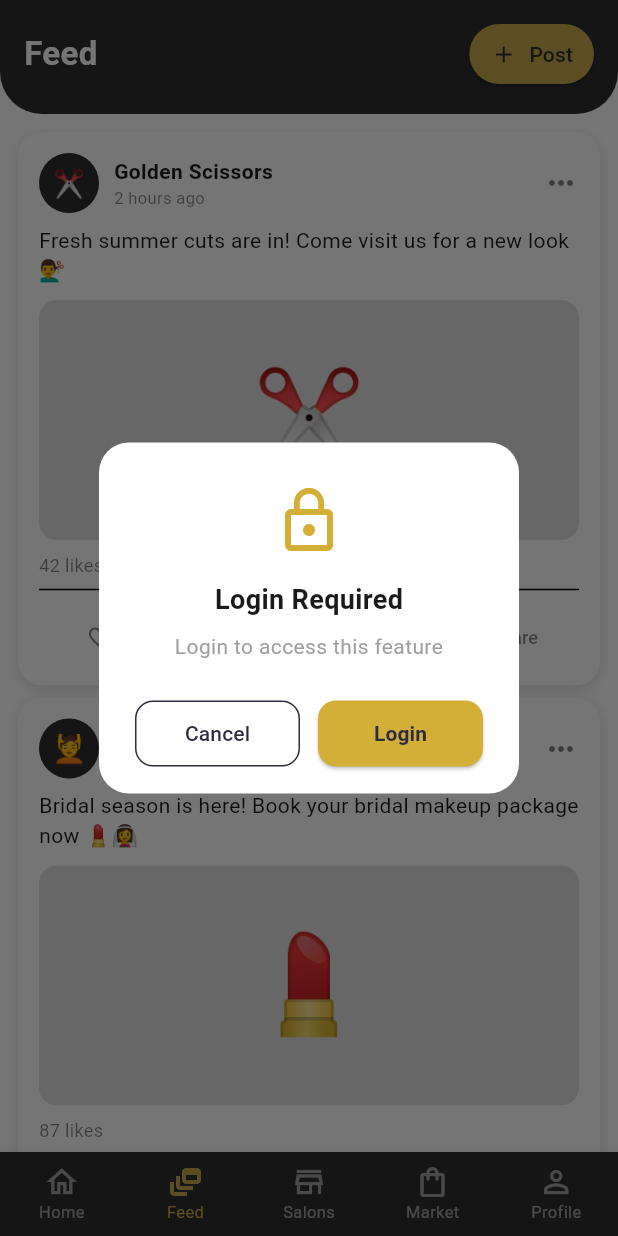
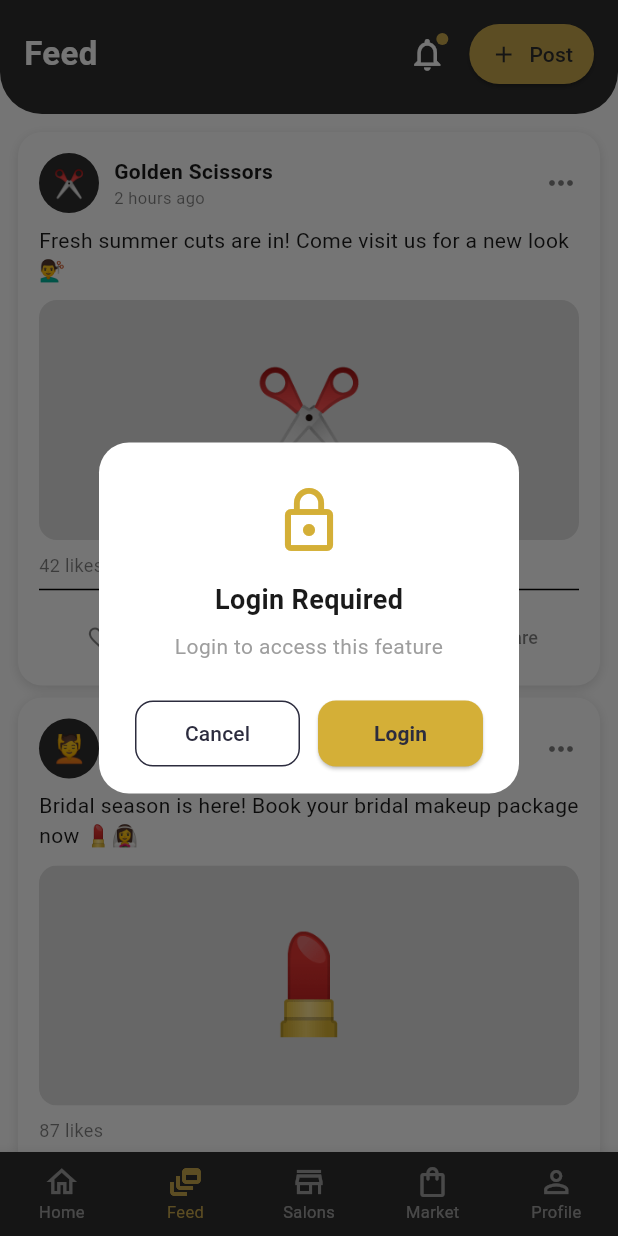
Before and after one commit to Maleesha-Sanjana/StyleNow-Smart_Salon_Appointment, a Flutter app: the screen it shows after launch, item 2 of the bottom bar chosen, after a tap on "Post", on a phone screen of 412 x 824 dp. Run offline on Flutter 3.47's test engine with Material 3 defaults, Android fonts, the phone set to English and light mode, and no system bars; our stand-ins replace flutter_map, geolocator, latlong2.

Commit message:
feed page changes

```diff
--- a/lib/screens/feed/feed_page.dart
+++ b/lib/screens/feed/feed_page.dart
@@ -87,6 +87,36 @@ class _FeedPageState extends State<FeedPage> {
                     color: Colors.white,
                   ),
                 ),
+                Row(
+                  mainAxisSize: MainAxisSize.min,
+                  children: [
+                    // Notification icon
+                    Stack(
+                      children: [
+                        IconButton(
+                          icon: const Icon(
+                            Icons.notifications_outlined,
+                            color: Colors.white,
+                            size: 26,
+                          ),
+                          onPressed: () => guardAction(context),
+                        ),
+                        Positioned(
+                          right: 10,
+                          top: 10,
+                          child: Container(
+                            width: 8,
+                            height: 8,
+                            decoration: const BoxDecoration(
+                              color: AppColors.accent,
+                              shape: BoxShape.circle,
+                            ),
+                          ),
+                        ),
+                      ],
+                    ),
+                    const SizedBox(width: 4),
+                    // Post button
                     ElevatedButton.icon(
                       onPressed: () => _showCreatePostSheet(context),
                       icon: const Icon(Icons.add, size: 18),
@@ -102,6 +132,8 @@ class _FeedPageState extends State<FeedPage> {
                           borderRadius: BorderRadius.circular(20),
                         ),
                       ),
+                    ),
+                  ],
                 ),
               ],
             ),
--- a/lib/screens/home/landing_page.dart
+++ b/lib/screens/home/landing_page.dart
@@ -211,11 +211,11 @@ class _LandingPageState extends State<LandingPage> {
                                   children: [
                                     IconButton(
                                       icon: const Icon(
-                                        Icons.notifications_outlined,
+                                        Icons.chat_bubble_outline,
                                         color: Colors.white,
                                         size: 26,
                                       ),
-                                      onPressed: () {},
+                                      onPressed: () => guardAction(context),
                                     ),
                                     Positioned(
                                       right: 10,
```
Lines whose indentation alone changed are shown as unchanged.
